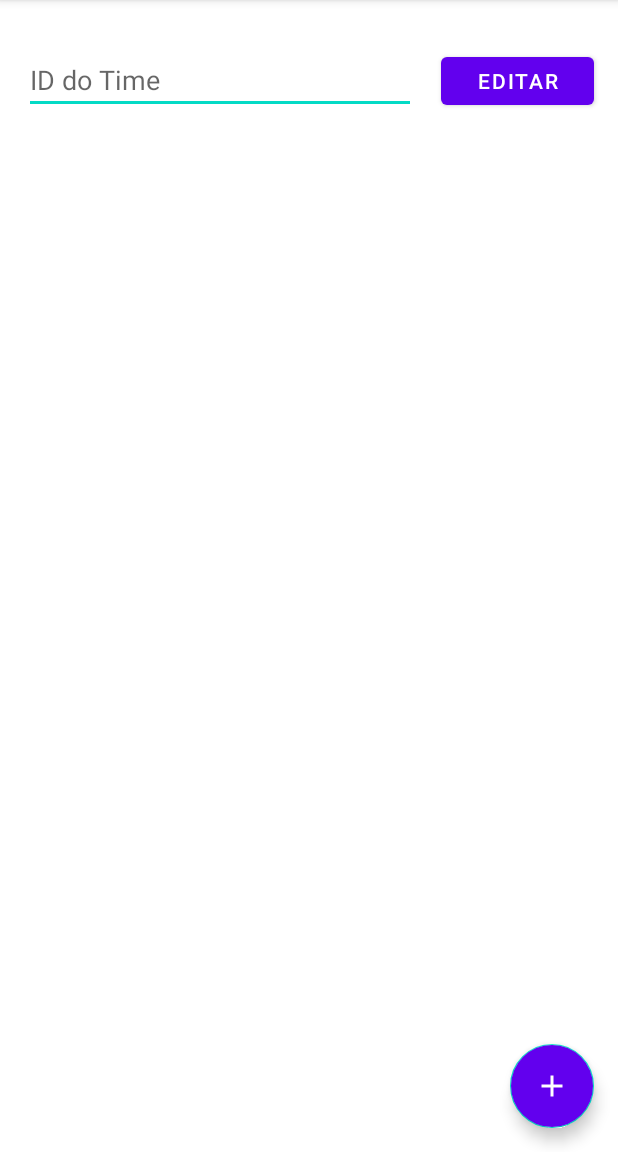
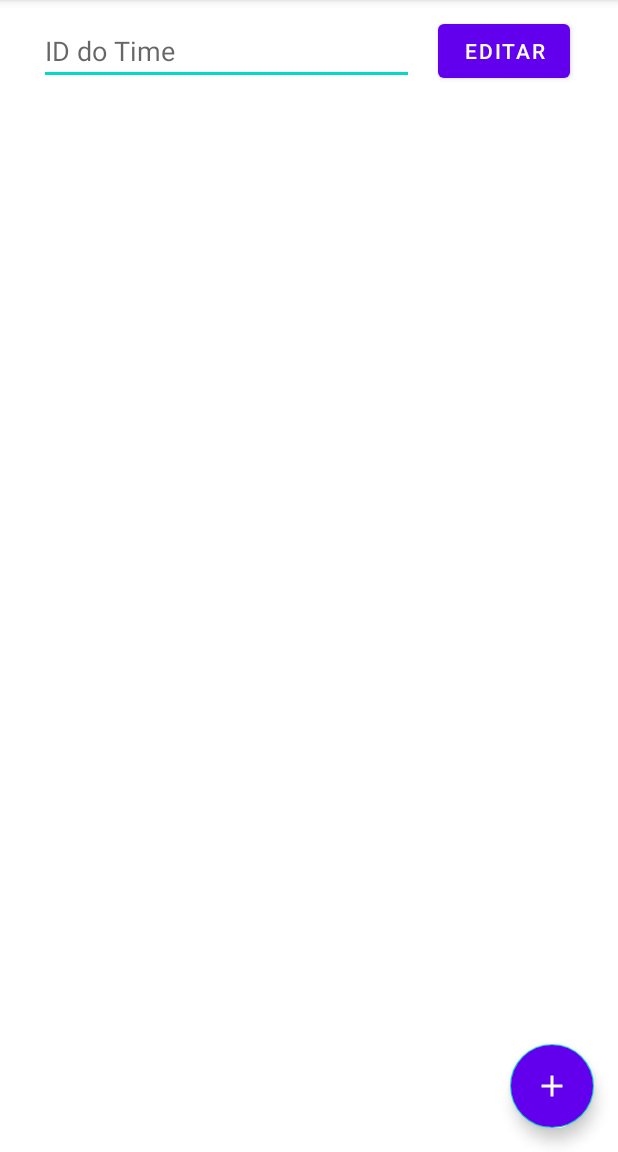
Before and after one commit to diegogasparcruz/trabalhos-mobile, an Android app: the screen it shows after launch (MainActivity), on a phone screen of 412 x 824 dp, the part 84-1236 px from its top. Run offline under Robolectric (Android 15) with nearby library versions, the phone set to English and light mode, and no system bars.

Commit message:
feat: add edit team

```diff
--- a/Trabalho2/app/src/main/java/com/example/trabalho2/MainActivity.java
+++ b/Trabalho2/app/src/main/java/com/example/trabalho2/MainActivity.java
@@ -2,6 +2,7 @@ package com.example.trabalho2;
 
 import androidx.annotation.Nullable;
 import androidx.appcompat.app.AppCompatActivity;
+import androidx.recyclerview.widget.LinearLayoutManager;
 import androidx.recyclerview.widget.RecyclerView;
 
 import android.app.Activity;
@@ -10,6 +11,9 @@ import android.os.Bundle;
 import android.service.controls.actions.FloatAction;
 import android.view.View;
 import android.widget.Adapter;
+import android.widget.Button;
+import android.widget.EditText;
+import android.widget.Toast;
 
 import com.google.android.material.floatingactionbutton.FloatingActionButton;
 
@@ -20,7 +24,9 @@ public class MainActivity extends AppCompatActivity {
     private FloatingActionButton feb;
     private RecyclerView recyclerView;
     private TeamsAdapter teamsAdapter;
-    private ArrayList<Team> teams;
+    private Button btnEdit;
+    private EditText inputEditTeamId;
+    private Integer idTeam;
 
     @Override
     protected void onCreate(Bundle savedInstanceState) {
@@ -29,6 +35,13 @@ public class MainActivity extends AppCompatActivity {
 
         feb = findViewById(R.id.floatingActionButton);
         recyclerView = findViewById(R.id.recyclerview);
+        btnEdit = findViewById(R.id.btn_edit);
+        inputEditTeamId = findViewById(R.id.inputEditTeamId);
+
+        recyclerView.setLayoutManager(new LinearLayoutManager((this)));
+
+        teamsAdapter = new TeamsAdapter();
+        recyclerView.setAdapter(teamsAdapter);
 
         feb.setOnClickListener(new View.OnClickListener() {
             @Override
@@ -40,9 +53,37 @@ public class MainActivity extends AppCompatActivity {
                 startActivityForResult(intent, 1);
             }
         });
-        teams = new ArrayList<Team>();
-        teamsAdapter = new TeamsAdapter(teams);
-        recyclerView.setAdapter(teamsAdapter);
+
+        btnEdit.setOnClickListener(new View.OnClickListener() {
+            @Override
+            public void onClick(View v) {
+                String inputValue = inputEditTeamId.getText().toString();
+
+                if(inputValue.trim().isEmpty()) {
+                    Toast.makeText(v.getContext(), "Insira um ID!", Toast.LENGTH_SHORT).show();
+                    return;
+                }
+
+                idTeam = Integer.valueOf(inputValue);
+
+                Team team = teamsAdapter.getTeamById(idTeam);
+
+                if (team == null) {
+                    Toast.makeText(v.getContext(), "ID inválido!", Toast.LENGTH_SHORT).show();
+                    return;
+                }
+
+                Intent intent = new Intent(MainActivity.this, AddAndEdit.class);
+                intent.putExtra("op", "edit");
+                intent.putExtra("name", team.getName());
+                intent.putExtra("starOfTeam", team.getStarOfTeam());
+                intent.putExtra("titles", team.getNumberTitles());
+                startActivityForResult(intent, 2);
+            }
+        });
+
+
+
     }
 
     @Override
@@ -57,12 +98,20 @@ public class MainActivity extends AppCompatActivity {
                 Integer id = teamsAdapter.getItemCount();
 
                 Team team = new Team(id, name, starOfTeam, titles);
-                teams.add(team);
-                teamsAdapter.notifyDataSetChanged();
+                teamsAdapter.addTeam(team);
             }
-            if (resultCode == Activity.RESULT_CANCELED) {
-                // Write your code if there's no result
+
+        }
+
+        if (requestCode == 2) {
+            if(resultCode == Activity.RESULT_OK){
+                String name = data.getStringExtra("name");
+                String starOfTeam = data.getStringExtra("starOfTeam");
+                String titles = data.getStringExtra("titles");
+
+                teamsAdapter.editTeam(idTeam, name, starOfTeam, titles);
             }
+            inputEditTeamId.setText("");
         }
     } //onActivityResult
 }
--- a/Trabalho2/app/src/main/res/layout/activity_add_and_edit.xml
+++ b/Trabalho2/app/src/main/res/layout/activity_add_and_edit.xml
@@ -14,7 +14,6 @@
         android:layout_marginTop="24dp"
         android:layout_marginEnd="16dp"
         android:ems="10"
-        android:inputType="textPersonName"
         android:hint="Nome do time"
         app:layout_constraintEnd_toEndOf="parent"
         app:layout_constraintStart_toStartOf="parent"
@@ -28,7 +27,6 @@
         android:layout_marginTop="8dp"
         android:layout_marginEnd="16dp"
         android:ems="10"
-        android:inputType="textPersonName"
         android:hint="Craque do time"
         app:layout_constraintEnd_toEndOf="parent"
         app:layout_constraintStart_toStartOf="parent"
@@ -42,7 +40,7 @@
         android:layout_marginTop="8dp"
         android:layout_marginEnd="16dp"
         android:ems="10"
-        android:inputType="textPersonName"
+        android:inputType="number"
         android:hint="Número de títulos"
         app:layout_constraintEnd_toEndOf="parent"
         app:layout_constraintStart_toStartOf="parent"
--- a/Trabalho2/app/src/main/res/layout/activity_main.xml
+++ b/Trabalho2/app/src/main/res/layout/activity_main.xml
@@ -6,46 +6,56 @@
     android:layout_height="match_parent"
     tools:context=".MainActivity">
 
-    <androidx.constraintlayout.widget.ConstraintLayout
+    <LinearLayout
+        android:id="@+id/topContainer"
         android:layout_width="match_parent"
-        android:layout_height="match_parent"
-        app:layout_constraintEnd_toEndOf="parent"
-        app:layout_constraintStart_toStartOf="parent"
-        app:layout_constraintTop_toBottomOf="parent">
+        android:layout_height="wrap_content"
+        android:gravity="center_vertical"
+        android:orientation="horizontal"
+        android:padding="10dp"
+        app:layout_constraintTop_toTopOf="parent">
 
         <EditText
-            android:id="@+id/editTextTextPersonName"
-            android:layout_width="261dp"
-            android:layout_height="44dp"
+            android:id="@+id/inputEditTeamId"
+            android:layout_width="250dp"
+            android:layout_height="wrap_content"
             android:layout_marginStart="16dp"
-            android:layout_marginTop="32dp"
-            android:ems="10"
-            android:inputType="textPersonName"
             android:hint="ID do Time"
-            app:layout_constraintStart_toStartOf="parent"
-            app:layout_constraintTop_toTopOf="parent" />
+            android:inputType="number" />
 
         <Button
-            android:id="@+id/button"
-            android:layout_width="102dp"
-            android:layout_height="44dp"
-            android:layout_marginTop="32dp"
+            android:id="@+id/btn_edit"
+            android:layout_width="wrap_content"
+            android:layout_height="wrap_content"
+            android:layout_marginStart="16dp"
             android:layout_marginEnd="16dp"
-            android:text="Editar"
-            app:layout_constraintEnd_toEndOf="parent"
-            app:layout_constraintTop_toTopOf="parent" />
+            android:text="Editar" />
+    </LinearLayout>
+
+    <androidx.constraintlayout.widget.ConstraintLayout
+        android:id="@+id/listContainer"
+        android:layout_width="match_parent"
+        android:layout_height="wrap_content"
+        android:layout_below="@id/topContainer"
+        app:layout_constraintTop_toBottomOf="@id/topContainer"
+        app:layout_constraintEnd_toEndOf="parent"
+        app:layout_constraintStart_toStartOf="parent">
 
         <androidx.recyclerview.widget.RecyclerView
-            android:layout_width="413dp"
-            android:layout_height="631dp"
-            tools:layout_editor_absoluteX="-3dp"
-            tools:layout_editor_absoluteY="99dp"
-            app:layout_constraintEnd_toEndOf="parent"
-            app:layout_constraintStart_toStartOf="parent"
-            app:layout_constraintTop_toBottomOf="@id/editTextTextPersonName"
+            android:layout_width="match_parent"
+            android:layout_height="wrap_content"
+            android:clipToPadding="false"
+            android:scrollbars="vertical"
+            android:orientation="vertical"
+            android:paddingBottom="150dp"
+            android:overScrollMode="never"
+            app:layoutManager="androidx.recyclerview.widget.LinearLayoutManager"
+            app:layout_constraintLeft_toLeftOf="parent"
+            app:layout_constraintTop_toTopOf="parent"
             android:id="@+id/recyclerview"/>
 
     </androidx.constraintlayout.widget.ConstraintLayout>
+
 
     <com.google.android.material.floatingactionbutton.FloatingActionButton
         android:id="@+id/floatingActionButton"
```
Also changed, not shown: Trabalho2/app/src/main/java/com/example/trabalho2/AddAndEdit.java (+11 -5 lines), Trabalho2/app/src/main/java/com/example/trabalho2/TeamsAdapter.java (+25 -3 lines).
